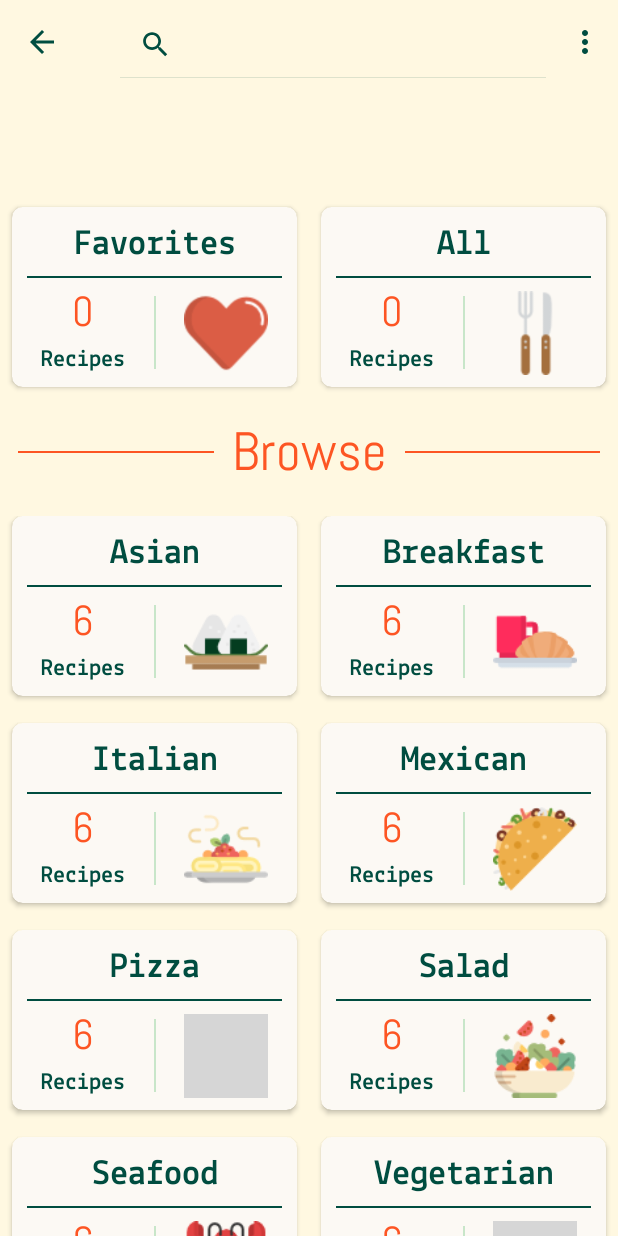
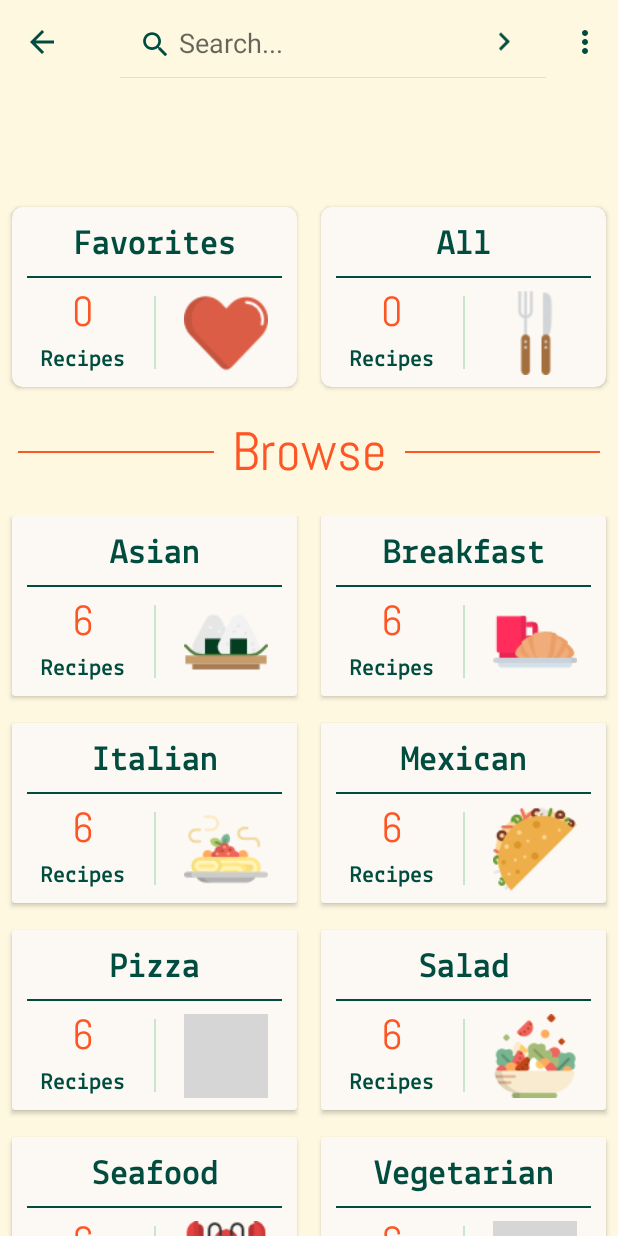
Before and after one commit to FilipeLarga/Recipes_App, an Android app: the ViewRecipesActivity screen opened directly, with no data from a screen before it, after a tap on "Search Category", on a phone screen of 412 x 824 dp. Run offline under Robolectric (Android 15) with nearby library versions, the phone set to English and light mode, and no system bars; our stand-ins replace Room's generated code; grey boxes are pictures that could not be loaded.

Commit message:
Commit before upgrading to androidx

```diff
--- a/app/src/main/java/figuitosinc/pocketchef/ui/ViewRecipesActivity.java
+++ b/app/src/main/java/figuitosinc/pocketchef/ui/ViewRecipesActivity.java
@@ -1,10 +1,15 @@
 package figuitosinc.pocketchef.ui;
 
+import android.animation.Animator;
+import android.animation.AnimatorListenerAdapter;
+import android.app.SearchManager;
+import android.content.Context;
 import android.graphics.PorterDuff;
+import android.os.Build;
 import android.os.Bundle;
+import android.support.annotation.RequiresApi;
 import android.support.design.widget.CollapsingToolbarLayout;
 import android.support.v4.content.res.ResourcesCompat;
-import android.support.v4.widget.NestedScrollView;
 import android.support.v7.app.ActionBar;
 import android.support.v7.app.AppCompatActivity;
 import android.support.v7.widget.SearchView;
@@ -12,6 +17,7 @@ import android.support.v7.widget.Toolbar;
 import android.view.Menu;
 import android.view.MenuItem;
 import android.view.View;
+import android.view.ViewAnimationUtils;
 
 import figuitosinc.pocketchef.R;
 
@@ -50,37 +56,85 @@ public class ViewRecipesActivity extends AppCompatActivity {
     public boolean onCreateOptionsMenu(Menu menu) {
         getMenuInflater().inflate(R.menu.view_recipes_menu, menu);
 
-        SearchView searchView = (SearchView) menu.findItem(R.id.menu_search).getActionView();
-        searchView.setIconifiedByDefault(true);
+        SearchManager searchManager =
+                (SearchManager) getSystemService(Context.SEARCH_SERVICE);
+        SearchView searchView =
+                (SearchView) menu.findItem(R.id.menu_search).getActionView();
+        searchView.setSearchableInfo(
+                searchManager.getSearchableInfo(getComponentName()));
 
+        searchView.setIconified(false);
 
+        searchView.setSubmitButtonEnabled(true);
+        searchView.setQueryHint("Search...");
         return true;
     }
 
     @Override
     public boolean onOptionsItemSelected(MenuItem item) {
-        System.out.println(item.getItemId());
-        System.out.println(R.id.menu_settings + " settings");
-        System.out.println(R.id.menu_search + " search");
         switch (item.getItemId()) {
             case android.R.id.home:
-                System.out.println("Entrei Home");
                 finish();
                 return true;
             case R.id.menu_settings:
-                System.out.println("Entrei Settings");
                 return true;
             case R.id.menu_search:
-                System.out.println("Entrei");
-                final NestedScrollView nestedScrollView = findViewById(R.id.view_recipes_scrollview);
-                nestedScrollView.post(new Runnable() {
-                    public void run() {
-                        nestedScrollView.fullScroll(View.FOCUS_UP);
-                    }
-                });
+
+//                circleReveal(R.id.view_recipes_collapsingtoolbar, 1, true, true);
+
+//                final NestedScrollView nestedScrollView = findViewById(R.id.view_recipes_scrollview);
+//                nestedScrollView.post(new Runnable() {
+//                    public void run() {
+//                        nestedScrollView.fullScroll(View.FOCUS_DOWN);
+//                    }
+//                });
                 return true;
         }
         return super.onOptionsItemSelected(item);
+    }
 
+    @RequiresApi(api = Build.VERSION_CODES.LOLLIPOP)
+    public void circleReveal(int viewID, int posFromRight, boolean containsOverflow, final boolean isShow) {
+        final View myView = findViewById(viewID);
+
+        int width = myView.getWidth();
+
+        if (posFromRight > 0)
+            width -=
+                    width -= (posFromRight * getResources().getDimensionPixelSize(R.dimen.abc_action_button_min_width_material)) - (getResources().getDimensionPixelSize(R.dimen.abc_action_button_min_width_material) / 2);
+
+        if (containsOverflow)
+            width -= getResources().getDimensionPixelSize(R.dimen.abc_action_button_min_width_overflow_material);
+
+        int cx = width;
+        int cy = myView.getHeight() / 2;
+
+        Animator anim;
+        if (isShow)
+            anim = ViewAnimationUtils.createCircularReveal(myView, cx, cy, 0, (float) width);
+        else
+            anim = ViewAnimationUtils.createCircularReveal(myView, cx, cy, (float) width, 0);
+
+        anim.setDuration((long) 220);
+
+        // make the view invisible when the animation is done
+        anim.addListener(new AnimatorListenerAdapter() {
+            @Override
+            public void onAnimationEnd(Animator animation) {
+                if (!isShow) {
+                    super.onAnimationEnd(animation);
+                    myView.setVisibility(View.INVISIBLE);
+                }
+            }
+        });
+
+        // make the view visible and start the animation
+        if (isShow)
+            myView.setVisibility(View.VISIBLE);
+
+        // start the animation
+        anim.start();
     }
+
+
 }
--- a/app/src/main/res/layout/cardview_category.xml
+++ b/app/src/main/res/layout/cardview_category.xml
@@ -10,8 +10,7 @@
     android:clickable="true"
     android:focusable="true"
     android:foreground="?attr/selectableItemBackground"
-    app:cardBackgroundColor="@color/colorSecondaryExtraLight"
-    app:cardCornerRadius="7dp">
+    app:cardBackgroundColor="@color/colorSecondaryExtraLight">
 
     <android.support.constraint.ConstraintLayout
         android:id="@+id/cardview_small_constraintLayout"
--- a/app/src/main/res/menu/view_recipes_menu.xml
+++ b/app/src/main/res/menu/view_recipes_menu.xml
@@ -11,6 +11,6 @@
         android:icon="@drawable/ic_search_darkgreen_24dp"
         android:title="Search Category"
         app:actionViewClass="android.support.v7.widget.SearchView"
-        app:showAsAction="ifRoom|collapseActionView" />
+        app:showAsAction="always|collapseActionView" />
 
 </menu>
```
